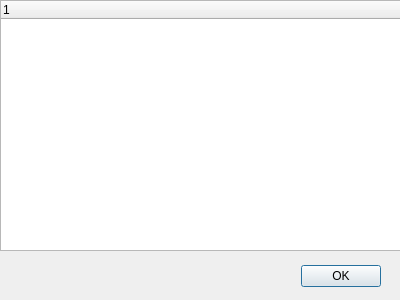
This is untitled/statisticswindow.ui in ArcKontyR/qtuntitled as Qt 5 draws it before an edit. The edited form follows.
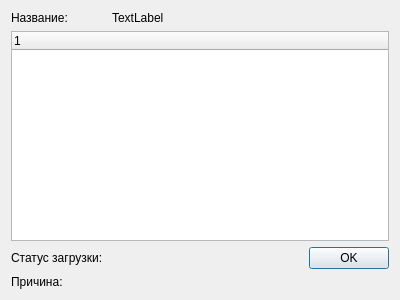
This is the edited form.

```diff
--- a/untitled/statisticswindow.ui
+++ b/untitled/statisticswindow.ui
@@ -13,15 +13,32 @@
   <property name="windowTitle">
    <string>Dialog</string>
   </property>
+  <layout class="QGridLayout" name="gridLayout">
+   <item row="1" column="0" colspan="3">
+    <widget class="QTreeWidget" name="twStatistics">
+     <column>
+      <property name="text">
+       <string notr="true">1</string>
+      </property>
+     </column>
+    </widget>
+   </item>
+   <item row="2" column="0">
+    <widget class="QLabel" name="lblStatus">
+     <property name="text">
+      <string>Статус загрузки: </string>
+     </property>
+    </widget>
+   </item>
+   <item row="3" column="1">
+    <widget class="QLabel" name="lblErrorValue">
+     <property name="text">
+      <string/>
+     </property>
+    </widget>
+   </item>
+   <item row="2" column="2">
   <widget class="QDialogButtonBox" name="bbConfirm">
-   <property name="geometry">
-    <rect>
-     <x>20</x>
-     <y>260</y>
-     <width>361</width>
-     <height>32</height>
-    </rect>
-   </property>
    <property name="orientation">
     <enum>Qt::Horizontal</enum>
    </property>
@@ -29,21 +46,36 @@
     <set>QDialogButtonBox::Ok</set>
    </property>
   </widget>
-  <widget class="QTreeWidget" name="twStatistics">
-   <property name="geometry">
-    <rect>
-     <x>0</x>
-     <y>0</y>
-     <width>401</width>
-     <height>251</height>
-    </rect>
-   </property>
-   <column>
+   </item>
+   <item row="2" column="1">
+    <widget class="QLabel" name="lblStatusValue">
+     <property name="text">
+      <string/>
+     </property>
+    </widget>
+   </item>
+   <item row="3" column="0">
+    <widget class="QLabel" name="lblError">
     <property name="text">
-     <string notr="true">1</string>
-    </property>
-   </column>
-  </widget>
+      <string>Причина:</string>
+     </property>
+    </widget>
+   </item>
+   <item row="0" column="0">
+    <widget class="QLabel" name="lblFileName">
+     <property name="text">
+      <string>Название:</string>
+     </property>
+    </widget>
+   </item>
+   <item row="0" column="1">
+    <widget class="QLabel" name="lblFileNameValue">
+     <property name="text">
+      <string>TextLabel</string>
+     </property>
+    </widget>
+   </item>
+  </layout>
  </widget>
  <resources/>
  <connections>
```
Lines whose indentation alone changed are shown as unchanged.
